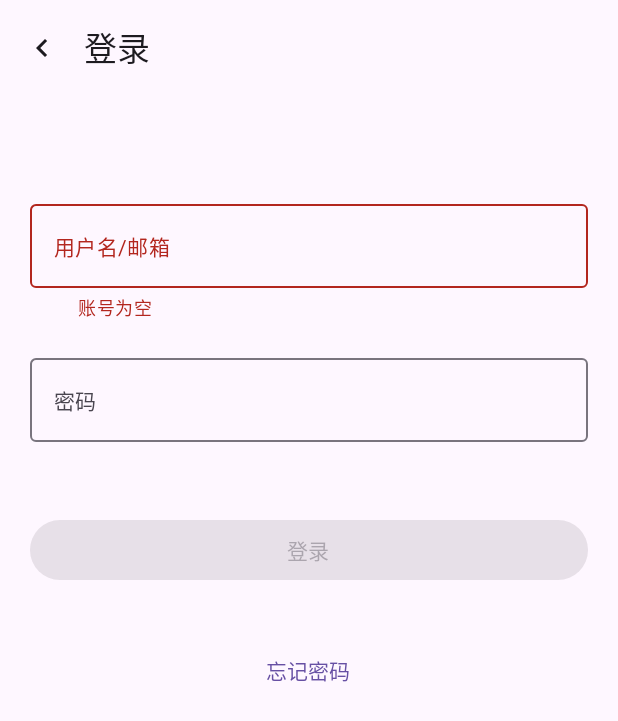
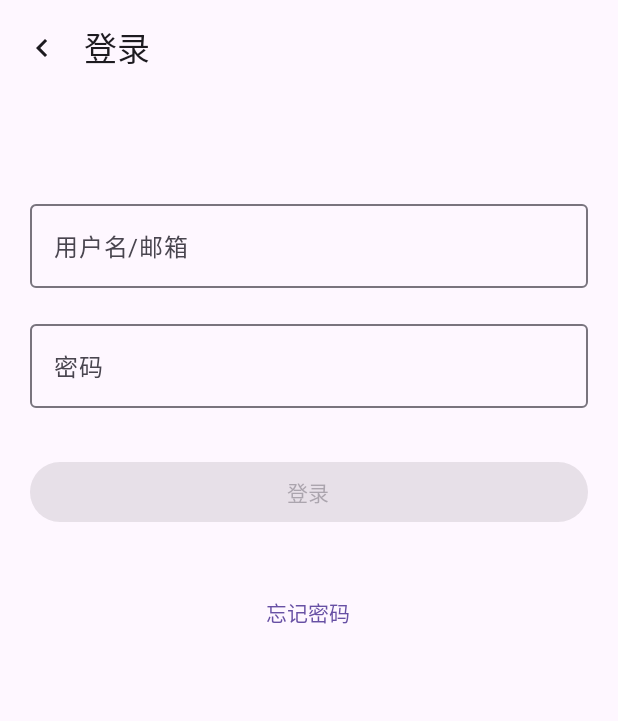
Before and after one commit to summerain0/YunChu, an Android app built with Jetpack Compose: the @Preview function SignInPreview, on a phone screen of 412 x 824 dp. Shown: the top 721 px of the screen. Run offline under Robolectric (Android 15) with nearby library versions, the phone set to English and light mode, and no system bars.

Commit message:
改进登录页面

```diff
--- a/app/src/main/java/com/cxoip/yunchu/component/textfield/PasswordTextField.kt
+++ b/app/src/main/java/com/cxoip/yunchu/component/textfield/PasswordTextField.kt
@@ -9,6 +9,7 @@ import androidx.compose.material3.OutlinedTextField
 import androidx.compose.material3.Text
 import androidx.compose.runtime.Composable
 import androidx.compose.runtime.mutableStateOf
+import androidx.compose.runtime.remember
 import androidx.compose.runtime.saveable.rememberSaveable
 import androidx.compose.ui.Modifier
 import androidx.compose.ui.focus.onFocusChanged
@@ -16,13 +17,14 @@ import androidx.compose.ui.text.input.ImeAction
 import androidx.compose.ui.text.input.KeyboardType
 import androidx.compose.ui.text.input.PasswordVisualTransformation
 import androidx.compose.ui.text.input.VisualTransformation
+import com.cxoip.yunchu.state.PasswordState
 import com.cxoip.yunchu.state.TextFieldState
 
 @OptIn(ExperimentalMaterial3Api::class)
 @Composable
 fun PasswordTextField(
     label: String,
-    passwordState: TextFieldState,
+    passwordState: TextFieldState = remember { PasswordState() },
     modifier: Modifier = Modifier,
     imeAction: ImeAction = ImeAction.Done,
     onImeAction: () -> Unit = {}
--- a/app/src/main/java/com/cxoip/yunchu/ui/WelcomeScreen.kt
+++ b/app/src/main/java/com/cxoip/yunchu/ui/WelcomeScreen.kt
@@ -240,14 +240,14 @@ fun OrSignUp(
             onClick = onNavigationToSignUp,
             modifier = Modifier
                 .fillMaxWidth()
-                .padding(top = 20.dp, bottom = 8.dp),
+                .padding(top = 20.dp, bottom = 12.dp),
         ) {
             Text(text = stringResource(id = R.string.sign_up))
         }
     }
 }
 
-@Preview()
+@Preview
 @Composable
 fun WelcomeScreenPreview() {
     YunChuTheme {
--- a/app/src/main/java/com/cxoip/yunchu/ui/auth/SignInScreen.kt
+++ b/app/src/main/java/com/cxoip/yunchu/ui/auth/SignInScreen.kt
@@ -13,6 +13,7 @@ import androidx.compose.material3.Button
 import androidx.compose.material3.ExperimentalMaterial3Api
 import androidx.compose.material3.Icon
 import androidx.compose.material3.IconButton
+import androidx.compose.material3.OutlinedTextField
 import androidx.compose.material3.Scaffold
 import androidx.compose.material3.Text
 import androidx.compose.material3.TextButton
@@ -21,18 +22,14 @@ import androidx.compose.runtime.Composable
 import androidx.compose.runtime.getValue
 import androidx.compose.runtime.mutableStateOf
 import androidx.compose.runtime.remember
-import androidx.compose.runtime.saveable.rememberSaveable
+import androidx.compose.runtime.setValue
 import androidx.compose.ui.Modifier
+import androidx.compose.ui.focus.FocusRequester
+import androidx.compose.ui.focus.focusRequester
 import androidx.compose.ui.res.stringResource
-import androidx.compose.ui.text.input.ImeAction
 import androidx.compose.ui.tooling.preview.Preview
 import androidx.compose.ui.unit.dp
 import com.cxoip.yunchu.R
-import com.cxoip.yunchu.component.textfield.AccountTextField
-import com.cxoip.yunchu.component.textfield.PasswordTextField
-import com.cxoip.yunchu.state.AccountState
-import com.cxoip.yunchu.state.AccountStateSaver
-import com.cxoip.yunchu.state.PasswordState
 import com.cxoip.yunchu.theme.YunChuTheme
 
 @OptIn(ExperimentalMaterial3Api::class)
@@ -57,34 +54,35 @@ fun SignInScreen(
                 }
             )
         }
-    ) {
-        val accountState by rememberSaveable(stateSaver = AccountStateSaver) {
-            mutableStateOf(AccountState(account))
-        }
-        val passwordState = remember { PasswordState() }
-
+    ) { paddingValues ->
         LazyColumn(
-            contentPadding = it
+            contentPadding = paddingValues
         ) {
             item {
+                var userAccount by remember { mutableStateOf(account ?: "") }
+                var userPassword by remember { mutableStateOf("") }
+
                 Spacer(modifier = Modifier.height(44.dp))
 
                 // 中间的账号密码输入框
                 Box(modifier = Modifier.padding(20.dp)) {
                     Column {
-                        AccountTextField(
-                            label = stringResource(id = R.string.username_or_email),
-                            accountState = accountState,
-                            imeAction = ImeAction.Done
+                        OutlinedTextField(
+                            modifier = Modifier.fillMaxWidth(),
+                            value = userAccount,
+                            onValueChange = { userAccount = it },
+                            label = { Text(text = stringResource(id = R.string.username_or_email)) },
+                            maxLines = 1
                         )
 
                         Spacer(modifier = Modifier.height(16.dp))
 
-                        PasswordTextField(
-                            label = stringResource(id = R.string.password),
-                            passwordState = passwordState,
-                            modifier = Modifier,
-                            onImeAction = { }
+                        OutlinedTextField(
+                            modifier = Modifier.fillMaxWidth(),
+                            value = userPassword,
+                            onValueChange = { userPassword = it },
+                            label = { Text(text = stringResource(id = R.string.password)) },
+                            maxLines = 1
                         )
 
                         Spacer(modifier = Modifier.height(16.dp))
@@ -94,7 +92,7 @@ fun SignInScreen(
                             modifier = Modifier
                                 .fillMaxWidth()
                                 .padding(vertical = 16.dp),
-                            enabled = accountState.text.isNotBlank() && passwordState.text.isNotBlank()
+                            enabled = userAccount.isNotBlank() && userPassword.isNotBlank()
                         ) {
                             Text(
                                 text = stringResource(id = R.string.sign_in)
```
